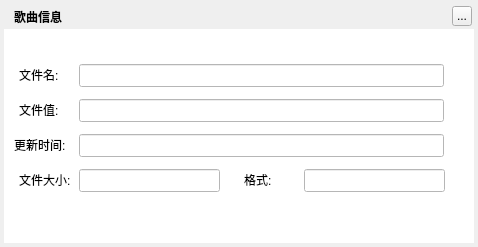
Qt form TTKModule/TTKWidget/musicUiKits/musicToolsKits/musiccloudfileinformationwidget.ui (Greedysky/TTKMusicPlayer) before a commit.
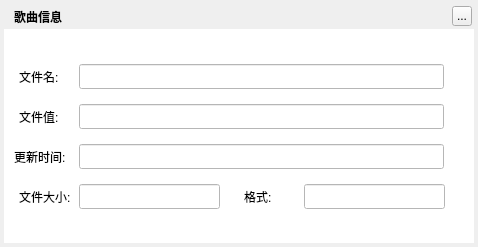
The same form after that commit.

The edit to the form file:
```diff
--- a/TTKModule/TTKWidget/musicUiKits/musicToolsKits/musiccloudfileinformationwidget.ui
+++ b/TTKModule/TTKWidget/musicUiKits/musicToolsKits/musiccloudfileinformationwidget.ui
@@ -31,7 +31,7 @@
     <rect>
      <x>14</x>
      <y>4</y>
-     <width>171</width>
+     <width>220</width>
      <height>25</height>
     </rect>
    </property>
@@ -72,9 +72,9 @@
     <property name="geometry">
      <rect>
       <x>15</x>
-      <y>145</y>
+      <y>155</y>
       <width>54</width>
-      <height>12</height>
+      <height>25</height>
      </rect>
     </property>
     <property name="text">
@@ -85,9 +85,9 @@
     <property name="geometry">
      <rect>
       <x>240</x>
-      <y>145</y>
+      <y>155</y>
       <width>54</width>
-      <height>12</height>
+      <height>25</height>
      </rect>
     </property>
     <property name="text">
@@ -98,9 +98,9 @@
     <property name="geometry">
      <rect>
       <x>15</x>
-      <y>40</y>
+      <y>35</y>
       <width>54</width>
-      <height>12</height>
+      <height>25</height>
      </rect>
     </property>
     <property name="text">
@@ -114,9 +114,9 @@
     <property name="geometry">
      <rect>
       <x>75</x>
-      <y>140</y>
+      <y>155</y>
       <width>141</width>
-      <height>23</height>
+      <height>25</height>
      </rect>
     </property>
     <property name="readOnly">
@@ -130,9 +130,9 @@
     <property name="geometry">
      <rect>
       <x>300</x>
-      <y>140</y>
+      <y>155</y>
       <width>141</width>
-      <height>23</height>
+      <height>25</height>
      </rect>
     </property>
     <property name="readOnly">
@@ -148,7 +148,7 @@
       <x>75</x>
       <y>35</y>
       <width>365</width>
-      <height>23</height>
+      <height>25</height>
      </rect>
     </property>
     <property name="text">
@@ -165,9 +165,9 @@
     <property name="geometry">
      <rect>
       <x>75</x>
-      <y>70</y>
+      <y>75</y>
       <width>365</width>
-      <height>23</height>
+      <height>25</height>
      </rect>
     </property>
     <property name="readOnly">
@@ -181,9 +181,9 @@
     <property name="geometry">
      <rect>
       <x>75</x>
-      <y>105</y>
+      <y>115</y>
       <width>365</width>
-      <height>23</height>
+      <height>25</height>
      </rect>
     </property>
     <property name="readOnly">
@@ -194,9 +194,9 @@
     <property name="geometry">
      <rect>
       <x>10</x>
-      <y>110</y>
+      <y>115</y>
       <width>54</width>
-      <height>12</height>
+      <height>25</height>
      </rect>
     </property>
     <property name="text">
@@ -209,7 +209,7 @@
       <x>15</x>
       <y>75</y>
       <width>54</width>
-      <height>12</height>
+      <height>25</height>
      </rect>
     </property>
     <property name="text">
```
